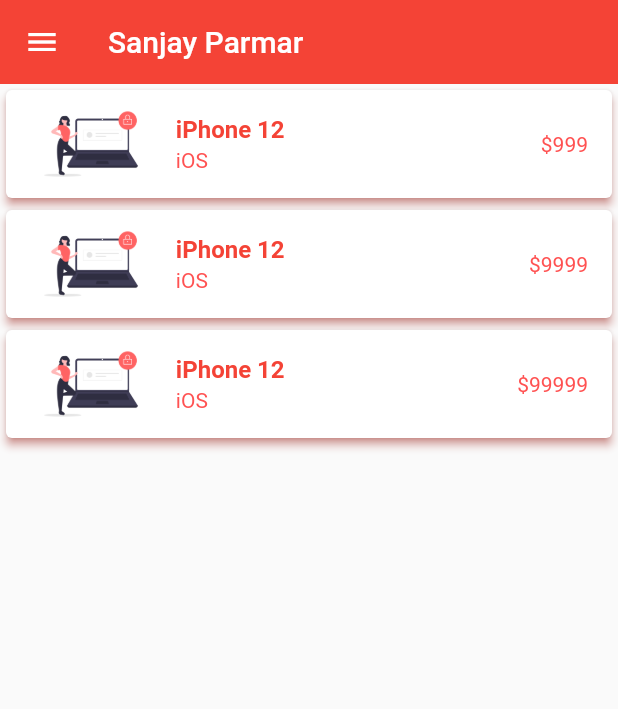
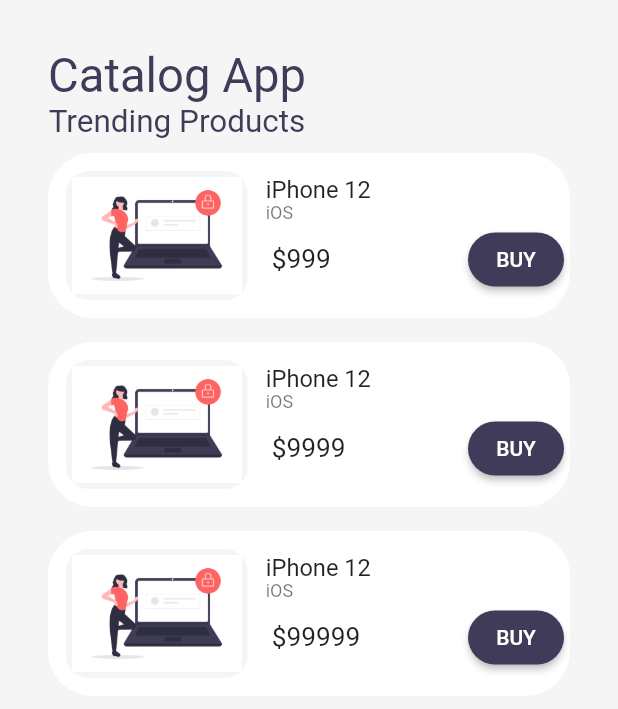
Before and after one commit to LegendSP/learning_flutter, a Flutter app: the screen it shows after launch, on a phone screen of 412 x 824 dp. Shown: the top 709 px of the screen. Run offline on Flutter 3.47's test engine with Material 2 defaults, Android fonts, the phone set to English and light mode, and no system bars; our stand-ins replace velocity_x.

Commit message:
catalog layout by velocity

```diff
--- a/lib/main.dart
+++ b/lib/main.dart
@@ -1,6 +1,7 @@
 import 'package:flutter/material.dart';
 import 'package:flutter_application_1/pages/login_page.dart';
 import 'package:flutter_application_1/pages/second_home.dart';
+import 'package:flutter_application_1/pages/valo.dart';
 import 'package:flutter_application_1/utilities/myRoutes.dart';
 import 'package:flutter_application_1/widgets/Themes.dart';
 import 'pages/home.dart';
@@ -20,10 +21,11 @@ class myApp extends StatelessWidget {
       darkTheme: myTheme.darkTheme(context),
       debugShowCheckedModeBanner: false,
       routes: {
-        "/": (context) => Home(),
+        "/": (context) => myVelocity(),
         myRoutes.homeRoute: (context) => Home(),
         myRoutes.loginRoute: (context) => Login(),
         myRoutes.secondaryHomeRoute: (context) => SecondHome(),
+        myRoutes.velocityHome: (context) => myVelocity(),
       },
     );
   }
--- /dev/null
+++ b/lib/pages/valo.dart
@@ -0,0 +1,149 @@
+import 'dart:convert';
+import 'dart:math';
+
+import 'package:flutter/material.dart';
+import 'package:flutter/services.dart';
+import 'package:flutter_application_1/models/catalog.dart';
+import 'package:flutter_application_1/widgets/Themes.dart';
+import 'package:velocity_x/velocity_x.dart';
+
+class myVelocity extends StatefulWidget {
+  const myVelocity({super.key});
+
+  @override
+  State<myVelocity> createState() => _myVelocityState();
+}
+
+class _myVelocityState extends State<myVelocity> {
+  @override
+  void initState() {
+    // TODO: implement initState
+    super.initState();
+    loadJsonData();
+  }
+
+  @override
+  Widget build(BuildContext context) {
+    return Scaffold(
+      backgroundColor: myTheme.creamColor,
+      body: SafeArea(
+        child: Container(
+          padding: Vx.m32,
+          child: Column(
+            crossAxisAlignment: CrossAxisAlignment.start,
+            children: [
+              myHeader(),
+              if (Catalog.Items != null && Catalog.Items.isNotEmpty)
+                CatalogList().expand()
+              else
+                Center(child: CircularProgressIndicator())
+            ],
+          ),
+        ),
+      ),
+    );
+  }
+
+  void loadJsonData() async {
+    await Future.delayed(Duration(seconds: 3));
+
+    var catalogJson = await rootBundle.loadString("assets/files/catalog.json");
+    final decodedData = jsonDecode(catalogJson);
+    var products = decodedData["products"];
+
+    Catalog.Items =
+        List.from(products).map<Item>((item) => Item.fromMap(item)).toList();
+
+    setState(() {});
+  }
+}
+
+class CatalogList extends StatelessWidget {
+  const CatalogList({super.key});
+
+  @override
+  Widget build(BuildContext context) {
+    return ListView.builder(
+      shrinkWrap: true,
+      itemCount: Catalog.Items.length,
+      itemBuilder: (context, index) {
+        final catalog = Catalog.Items[index];
+        return CatalogItem(
+          catalog: catalog,
+        );
+      },
+    );
+  }
+}
+
+class CatalogItem extends StatelessWidget {
+  final Item catalog;
+
+  const CatalogItem({super.key, required this.catalog});
+
+  @override
+  Widget build(BuildContext context) {
+    return VxBox(
+      child: Row(
+        children: [
+          myImage(image: catalog.imageUrl),
+          Expanded(
+              child: Column(
+            crossAxisAlignment: CrossAxisAlignment.start,
+            mainAxisAlignment: MainAxisAlignment.center,
+            children: [
+              catalog.name.text.lg.make(),
+              catalog.description.text.textStyle(context.captionStyle).make(),
+              ButtonBar(
+                alignment: MainAxisAlignment.spaceBetween,
+                buttonPadding: EdgeInsets.zero,
+                children: [
+                  "\$${catalog.price}".text.xl.make(),
+                  ElevatedButton(
+                    onPressed: () {},
+                    child: "BUY".text.make(),
+                    style: ButtonStyle(
+                        shape: MaterialStateProperty.all(StadiumBorder()),
+                        backgroundColor:
+                            MaterialStateProperty.all(myTheme.darkBluishColor)),
+                  )
+                ],
+              ).px4()
+            ],
+          ))
+        ],
+      ),
+    ).white.roundedLg.square(110).make().py8().expand();
+  }
+}
+
+class myImage extends StatelessWidget {
+  final String image;
+
+  const myImage({super.key, required this.image});
+
+  @override
+  Widget build(BuildContext context) {
+    return Image.asset(image)
+        .box
+        .rounded
+        .p4
+        .color(myTheme.creamColor)
+        .make()
+        .p12();
+  }
+}
+
+class myHeader extends StatelessWidget {
+  const myHeader({super.key});
+
+  @override
+  Widget build(BuildContext context) {
+    return Column(
+      children: [
+        "Catalog App".text.xl4.color(myTheme.darkBluishColor).make(),
+        "Trending Products".text.xl2.color(myTheme.darkBluishColor).make(),
+      ],
+    );
+  }
+}
--- a/lib/utilities/myRoutes.dart
+++ b/lib/utilities/myRoutes.dart
@@ -2,4 +2,5 @@ class myRoutes {
   static String loginRoute = "/login";
   static String homeRoute = "/home";
   static String secondaryHomeRoute = "/secondaryHome";
+  static String velocityHome = "/velo";
 }
--- a/lib/widgets/Themes.dart
+++ b/lib/widgets/Themes.dart
@@ -11,4 +11,7 @@ class myTheme {
   static ThemeData darkTheme(BuildContext context) => ThemeData(
         brightness: Brightness.dark,
       );
+
+  static Color creamColor = Color(0xfff5f5f5);
+  static Color darkBluishColor = Color(0xff403b58);
 }
--- a/pubspec.yaml
+++ b/pubspec.yaml
@@ -31,11 +31,11 @@ environment:
 dependencies:
   flutter:
     sdk: flutter
+  velocity_x: ^3.6.0
 
 
   # The following adds the Cupertino Icons font to your application.
   # Use with the CupertinoIcons class for iOS style icons.
-  cupertino_icons: ^1.0.2
 
 dev_dependencies:
   flutter_test:
```
Also changed, not shown: pubspec.lock.
